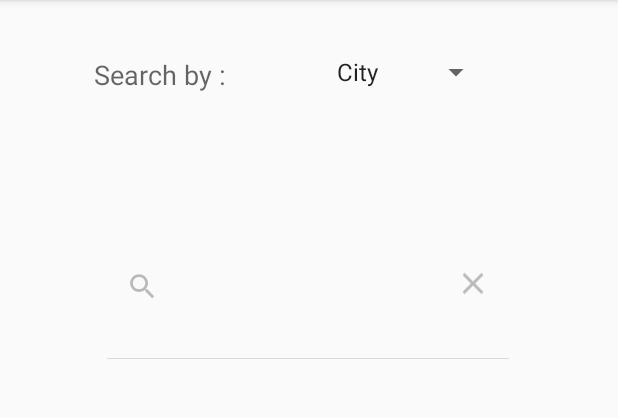
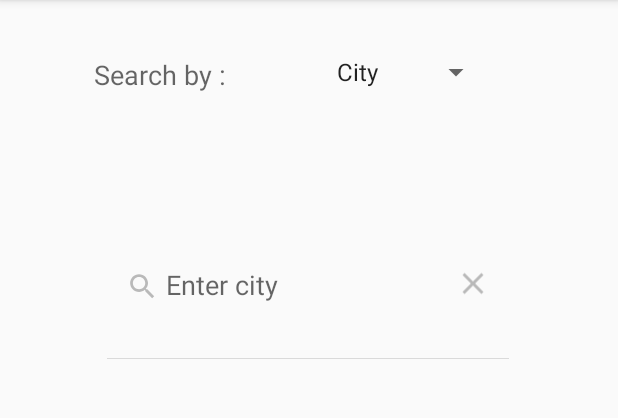
Before and after one commit to wakil026/Mediant, an Android app: the SearchAmbulanceActivity screen opened directly, with no data from a screen before it, after a tap on "Search", on a phone screen of 412 x 824 dp, the part 84-502 px from its top. Run offline under Robolectric (Android 15) with nearby library versions, the light colour scheme and no system bars.

Commit message:
searchview update for ambulance

```diff
--- a/app/src/main/java/com/example/mediant/SearchAmbulanceActivity.java
+++ b/app/src/main/java/com/example/mediant/SearchAmbulanceActivity.java
@@ -6,18 +6,22 @@ import android.os.Bundle;
 import android.view.View;
 import android.widget.AdapterView;
 import android.widget.ArrayAdapter;
+import android.widget.SearchView;
 import android.widget.Spinner;
 import android.widget.Toast;
 
 public class SearchAmbulanceActivity extends AppCompatActivity implements AdapterView.OnItemSelectedListener {
-
+    Spinner spinner;
+    ArrayAdapter<CharSequence> adapter;
+    SearchView ambusearch;
     @Override
     protected void onCreate(Bundle savedInstanceState) {
         super.onCreate(savedInstanceState);
         setContentView(R.layout.activity_search_ambulance);
 
-        Spinner spinner = findViewById(R.id.spinner_seach_ambu);
-        ArrayAdapter<CharSequence> adapter = ArrayAdapter.createFromResource(this, R.array.Searching_Ambulance, android.R.layout.simple_spinner_item);
+        spinner = findViewById(R.id.spinner_seach_ambu);
+        ambusearch = findViewById(R.id.id_search_ambu);
+        adapter = ArrayAdapter.createFromResource(this, R.array.Searching_Ambulance, android.R.layout.simple_spinner_item);
         adapter.setDropDownViewResource(android.R.layout.simple_spinner_dropdown_item);
         spinner.setAdapter(adapter);
         spinner.setOnItemSelectedListener(this);
@@ -27,15 +31,17 @@ public class SearchAmbulanceActivity extends AppCompatActivity implements Adapte
     public void onItemSelected(AdapterView<?> adapterView, View view, int i, long l) {
         String item = adapterView.getItemAtPosition(i).toString();
         if(item.equals("City")){
+            ambusearch.setQueryHint("Enter city");
 
         }
 
         else if(item.equals("Name")){
+            ambusearch.setQueryHint("Enter ambulance name");
 
         }
 
         else if(item.equals("Contact Number")){
-
+            ambusearch.setQueryHint("Enter contact number");
         }
     }
 
```
Also changed, not shown: 1 other file.
